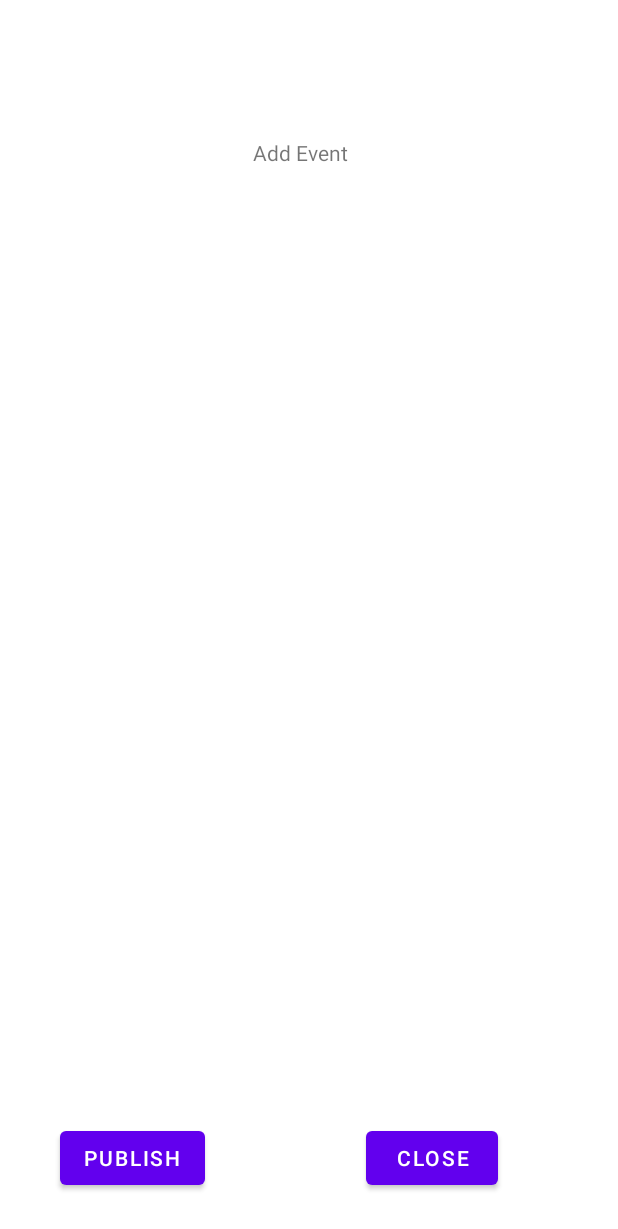
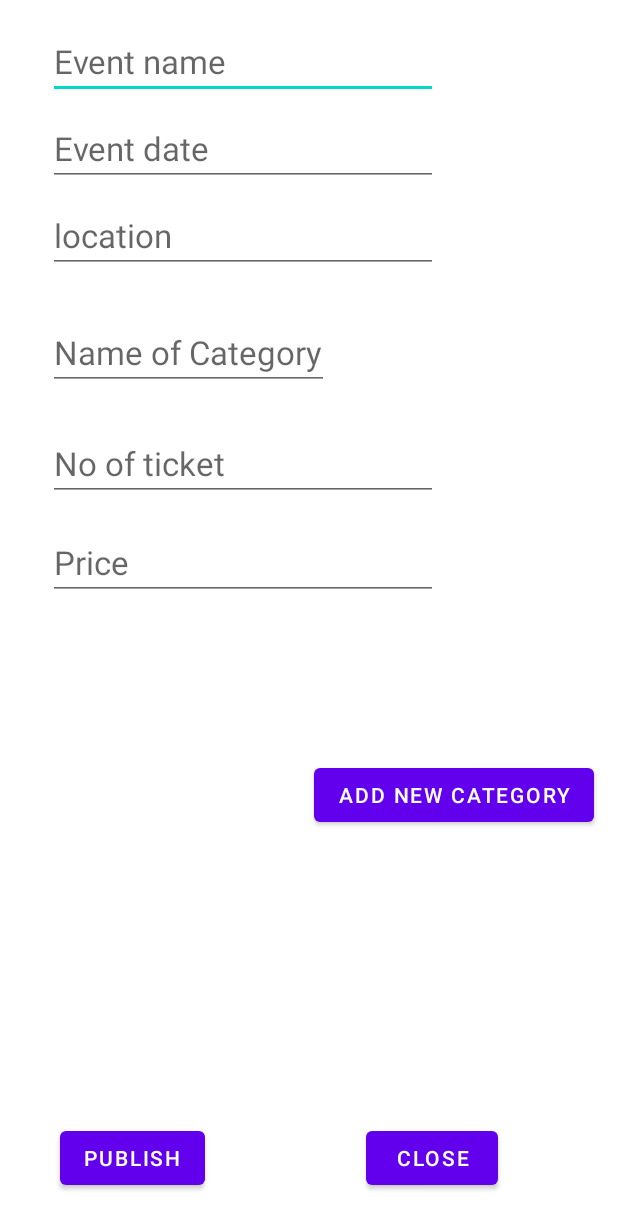
Before and after one commit to ndatumuremyi/ImageSlider, an Android app: the EventPlannerActivity screen opened directly, with no data from a screen before it, after a tap on an icon or button, on a phone screen of 412 x 824 dp. Shown: the top 1229 px of the screen. Run offline under Robolectric (Android 15) with nearby library versions, the phone set to English and light mode, and no system bars; our stand-ins replace Firebase (no records; nobody signed in at launch, a user with empty details on screens opened directly); 1 statement that could not run was skipped.

Commit message:
adding category layout

```diff
--- a/app/src/main/java/com/example/imageslider/EventPlannerActivity.java
+++ b/app/src/main/java/com/example/imageslider/EventPlannerActivity.java
@@ -36,6 +36,7 @@ public class EventPlannerActivity extends AppCompatActivity {
             @Override
             public void onClick(View view) {
                 createEventPopup.showAsDropDown(createEvents,0,0);
+                createEventPopup.setFocusable(true);
 
             }
         });
@@ -46,5 +47,12 @@ public class EventPlannerActivity extends AppCompatActivity {
                 createEventPopup.dismiss();
             }
         });
+        Button addCategoryButton = createEvents.findViewById(R.id.addNewCategory);
+        addCategoryButton.setOnClickListener(new View.OnClickListener() {
+            @Override
+            public void onClick(View view) {
+
+            }
+        });
     }
 }
--- /dev/null
+++ b/app/src/main/res/layout/category_layout.xml
@@ -0,0 +1,48 @@
+<?xml version="1.0" encoding="utf-8"?>
+<androidx.constraintlayout.widget.ConstraintLayout xmlns:android="http://schemas.android.com/apk/res/android"
+    xmlns:app="http://schemas.android.com/apk/res-auto"
+    xmlns:tools="http://schemas.android.com/tools"
+    android:layout_width="wrap_content"
+    android:layout_height="wrap_content"
+    android:paddingBottom="30dp"
+    >
+
+    <EditText
+        android:id="@+id/textView"
+        android:layout_width="wrap_content"
+        android:layout_height="wrap_content"
+        android:layout_marginStart="32dp"
+        android:layout_marginTop="28dp"
+        android:hint="Name of Category"
+        android:textSize="22sp"
+        app:layout_constraintStart_toStartOf="parent"
+        app:layout_constraintTop_toTopOf="parent" />
+
+    <EditText
+        android:id="@+id/editTextNumber"
+        android:layout_width="wrap_content"
+        android:layout_height="wrap_content"
+        android:layout_marginStart="32dp"
+        android:layout_marginTop="24dp"
+        android:ems="10"
+        android:hint="No of ticket"
+        android:inputType="number"
+        android:textSize="22sp"
+        app:layout_constraintStart_toStartOf="parent"
+        app:layout_constraintTop_toBottomOf="@+id/textView" />
+
+    <EditText
+        android:id="@+id/editTextNumber2"
+        android:layout_width="wrap_content"
+        android:layout_height="wrap_content"
+        android:layout_marginStart="32dp"
+        android:layout_marginTop="16dp"
+        android:ems="10"
+        android:hint="Price"
+        android:inputType="number"
+        android:textSize="22sp"
+        app:layout_constraintStart_toStartOf="parent"
+        app:layout_constraintTop_toBottomOf="@+id/editTextNumber" />
+
+
+</androidx.constraintlayout.widget.ConstraintLayout>
--- a/app/src/main/res/layout/create_event_popup.xml
+++ b/app/src/main/res/layout/create_event_popup.xml
@@ -6,15 +6,77 @@
     android:background="@color/white"
     android:layout_height="match_parent">
 
-    <TextView
-        android:id="@+id/textView"
-        android:layout_width="wrap_content"
+
+    <ScrollView
+        android:id="@+id/scrollView2"
+        android:layout_width="match_parent"
         android:layout_height="wrap_content"
-        android:layout_marginTop="92dp"
-        android:layout_marginEnd="180dp"
-        android:text="Add Event"
         app:layout_constraintEnd_toEndOf="parent"
-        app:layout_constraintTop_toTopOf="parent" />
+        app:layout_constraintStart_toStartOf="parent"
+        app:layout_constraintTop_toTopOf="parent">
+
+        <androidx.constraintlayout.widget.ConstraintLayout
+            android:layout_width="wrap_content"
+            android:layout_height="wrap_content">
+
+            <EditText
+                android:id="@+id/editTextTextPersonName2"
+                android:layout_width="wrap_content"
+                android:layout_height="wrap_content"
+                android:layout_marginStart="32dp"
+                android:layout_marginTop="16dp"
+                android:ems="10"
+                android:hint="Event name"
+                android:inputType="textPersonName"
+                android:minHeight="48dp"
+                android:textSize="22sp"
+                app:layout_constraintStart_toStartOf="parent"
+                app:layout_constraintTop_toTopOf="parent" />
+
+            <EditText
+                android:id="@+id/editTextTextPersonName3"
+                android:layout_width="wrap_content"
+                android:layout_height="wrap_content"
+                android:layout_marginStart="32dp"
+                android:layout_marginTop="8dp"
+                android:ems="10"
+                android:hint="location"
+                android:inputType="textPersonName"
+                android:minHeight="48dp"
+                android:textSize="22sp"
+                app:layout_constraintStart_toStartOf="parent"
+                app:layout_constraintTop_toBottomOf="@+id/editTextDate" />
+
+            <EditText
+                android:id="@+id/editTextDate"
+                android:layout_width="wrap_content"
+                android:layout_height="wrap_content"
+                android:layout_marginStart="32dp"
+                android:layout_marginTop="8dp"
+                android:ems="10"
+                android:hint="Event date"
+                android:inputType="date"
+                android:minHeight="48dp"
+                android:textSize="22sp"
+                app:layout_constraintStart_toStartOf="parent"
+                app:layout_constraintTop_toBottomOf="@+id/editTextTextPersonName2" />
+
+            <include
+                android:id="@+id/include"
+                layout="@layout/category_layout"
+                android:layout_width="match_parent"
+                android:layout_height="300dp"
+                app:layout_constraintTop_toBottomOf="@+id/editTextTextPersonName3"
+                tools:layout_editor_absoluteX="0dp" />
+
+            <FrameLayout
+                android:id="@+id/frameLayout"
+                android:layout_width="match_parent"
+                android:layout_height="wrap_content"
+                app:layout_constraintStart_toStartOf="parent"
+                app:layout_constraintTop_toBottomOf="@+id/include" />
+        </androidx.constraintlayout.widget.ConstraintLayout>
+    </ScrollView>
 
     <Button
         android:id="@+id/closeButton"
@@ -35,4 +97,16 @@
         android:text="Publish"
         app:layout_constraintBottom_toBottomOf="parent"
         app:layout_constraintStart_toStartOf="parent" />
+
+
+    <Button
+        android:id="@+id/addNewCategory"
+        android:layout_width="wrap_content"
+        android:layout_height="wrap_content"
+        android:layout_marginTop="24dp"
+        android:layout_marginEnd="16dp"
+        android:text="Add new category"
+        app:layout_constraintEnd_toEndOf="parent"
+        app:layout_constraintTop_toBottomOf="@+id/scrollView2" />
+
 </androidx.constraintlayout.widget.ConstraintLayout>
```
